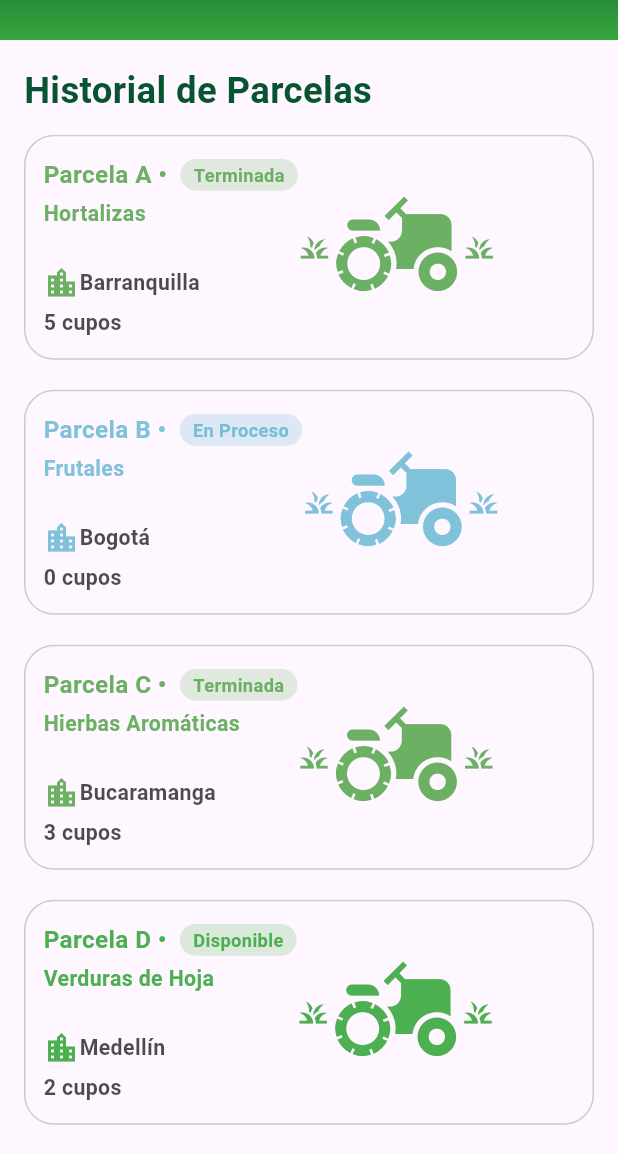
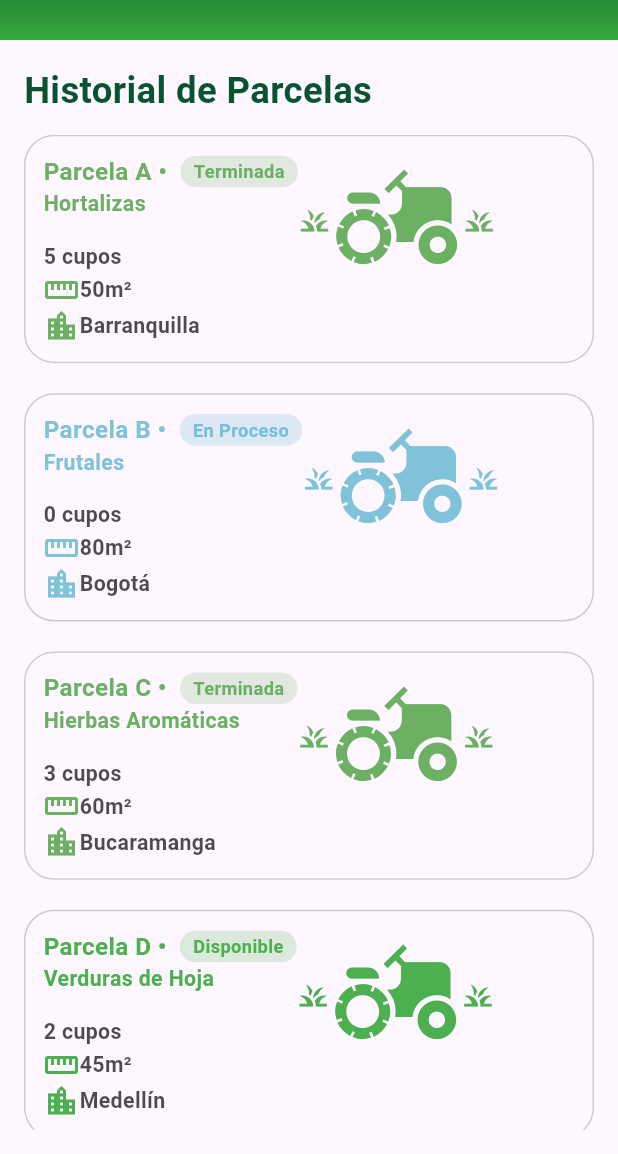
Before and after one commit to LudNieto/Huertix-Project, a Flutter app: the UserProfile screen opened by its route, after a tap on "Ver más parcelas", on a phone screen of 412 x 824 dp, the part 82-1236 px from its top. Run offline on Flutter 3.47's test engine with Material 3 defaults, Android fonts, the light colour scheme and no system bars; our stand-ins replace cloud_firestore, dartz, equatable, firebase_auth, firebase_core, flutter_screenutil and 2 more; accounts and stored records are empty; network calls fail.

Commit message:
termina diseño de parcelas y actividades

```diff
--- a/lib/common/widgets/horizontal_card.dart
+++ b/lib/common/widgets/horizontal_card.dart
@@ -1,5 +1,6 @@
 import 'package:flutter/material.dart';
 import 'package:flutter_screenutil/flutter_screenutil.dart';
+import 'package:huertix_project/features/auth/presentation/widgets/auth_text_form_field.dart';
 
 // Enum para manejar los estados
 enum StatusType { disponible, noDisponible, sinCupos, terminada, enProceso }
@@ -15,6 +16,8 @@ class HorizontalCard extends StatelessWidget {
   final StatusType state;
   final String location;
   final double fontSize;
+  final String? buttonText;
+  final VoidCallback? onPressed;
 
   const HorizontalCard({
     super.key,
@@ -28,6 +31,8 @@ class HorizontalCard extends StatelessWidget {
     required this.state,
     required this.location,
     this.fontSize = 16.2,
+    this.buttonText,
+    this.onPressed,
   });
 
   // Método para obtener el color del estado
@@ -128,6 +133,27 @@ class HorizontalCard extends StatelessWidget {
                   ),
                 ),
                 SizedBox(height: 15.h),
+                Text(
+                  '$cupos cupos',
+                  style: TextStyle(
+                    fontSize: 14.sp,
+                    color: Colors.black12.withOpacity(0.7),
+                    fontWeight: FontWeight.w600,
+                  ),
+                ),
+                Row(
+                  children: [
+                    Icon(Icons.straighten, color: estadoColor),
+                    Text(
+                      size,
+                      style: TextStyle(
+                        fontSize: 14.sp,
+                        color: Colors.black12.withOpacity(0.7),
+                        fontWeight: FontWeight.w600,
+                      ),
+                    ),
+                  ],
+                ),
                 Row(
                   children: [
                     Icon(Icons.location_city, color: estadoColor),
@@ -141,21 +167,21 @@ class HorizontalCard extends StatelessWidget {
                     ),
                   ],
                 ),
-
-                Text(
-                  '$cupos cupos',
-                  style: TextStyle(
-                    fontSize: 14.sp,
-                    color: Colors.black12.withOpacity(0.7),
-                    fontWeight: FontWeight.w600,
-                  ),
-                ),
               ],
             ),
             Column(
               crossAxisAlignment: CrossAxisAlignment.end,
-              mainAxisAlignment: MainAxisAlignment.center,
+              mainAxisAlignment: MainAxisAlignment.spaceBetween,
               children: [
+                if (buttonText != null && onPressed != null)
+                  IconButton(
+                    onPressed: onPressed,
+                    icon: Icon(
+                      Icons.add,
+                      color: primaryAuthColor.withOpacity(0.9),
+                    ),
+                    tooltip: buttonText,
+                  ),
                 Row(
                   children: [
                     Icon(Icons.grass, size: 20.w, color: estadoColor),
--- a/lib/common/widgets/scaffold_listview.dart
+++ b/lib/common/widgets/scaffold_listview.dart
@@ -7,12 +7,16 @@ class ScaffoldListView<T> extends StatelessWidget {
   final String title;
   final List<T> items;
   final Widget Function(BuildContext context, T item) itemBuilder;
+  final bool showFloatingBtn;
+  final VoidCallback? onFloatingBtnPressed;
 
   const ScaffoldListView({
     Key? key,
     required this.title,
     required this.items,
     required this.itemBuilder,
+    this.showFloatingBtn = false,
+    this.onFloatingBtnPressed,
   }) : super(key: key);
 
   @override
@@ -38,6 +42,14 @@ class ScaffoldListView<T> extends StatelessWidget {
           ],
         ),
       ),
+      floatingActionButton:
+          showFloatingBtn
+              ? FloatingActionButton(
+                backgroundColor: primaryAuthColor,
+                onPressed: onFloatingBtnPressed,
+                child: const Icon(Icons.add, color: Colors.white),
+              )
+              : null,
     );
   }
 }
--- a/lib/config/router/app_router.dart
+++ b/lib/config/router/app_router.dart
@@ -6,6 +6,7 @@ import 'package:huertix_project/features/auth/presentation/screens/login_screen.
 import 'package:huertix_project/features/auth/presentation/screens/register_screen.dart';
 import 'package:huertix_project/features/history/activity_history.dart';
 import 'package:huertix_project/features/history/fields_history.dart';
+import 'package:huertix_project/features/profile/presentation/screen/search_plots.dart';
 import 'package:huertix_project/features/profile/presentation/screen/user_profile_screen.dart';
 
 class AppRouter {
@@ -81,6 +82,13 @@ class AppRouter {
           return const ActivityHistory();
         },
       ),
+      GoRoute(
+        path: '/searchPlots',
+        name: 'searchPlots',
+        builder: (BuildContext contex, GoRouterState state) {
+          return const SearchPlots();
+        },
+      ),
     ],
   );
 }
--- a/lib/features/dashboard/presentation/screens/home_screen.dart
+++ b/lib/features/dashboard/presentation/screens/home_screen.dart
@@ -68,11 +68,11 @@ class HomeScreen extends StatelessWidget {
                 DashboardButton(
                   icon: Icons.search,
                   label: 'Explorar',
-                  onPressed: () => context.goNamed('login'),
+                  onPressed: () => context.goNamed('searchPlots'),
                 ),
                 DashboardButton(
                   icon: Icons.history_toggle_off_outlined,
-                  label: 'Historial\nde Actividades',
+                  label: 'Actividades',
                   onPressed: () => context.goNamed('actHistory'),
                 ),
               ],
--- a/lib/features/history/fields_history.dart
+++ b/lib/features/history/fields_history.dart
@@ -2,6 +2,7 @@ import 'package:flutter/material.dart';
 import 'package:flutter_screenutil/flutter_screenutil.dart';
 import 'package:huertix_project/common/widgets/custom_appbar.dart';
 import 'package:huertix_project/common/widgets/horizontal_card.dart';
+import 'package:huertix_project/common/widgets/scaffold_listview.dart';
 import 'package:huertix_project/features/auth/presentation/widgets/auth_text_form_field.dart';
 
 class FieldsHistory extends StatelessWidget {
@@ -55,25 +56,13 @@ class FieldsHistory extends StatelessWidget {
       },
     ];
 
-    return Scaffold(
-      appBar: CustomAppBar(),
-      body: Padding(
-        padding: const EdgeInsets.all(16.0),
-        child: Column(
-          crossAxisAlignment: CrossAxisAlignment.start,
-          children: [
-            Text('Historial de Parcelas', style: titleStyle),
-            SizedBox(height: 12.h),
-            Expanded(
-              child: ListView.separated(
-                itemCount: parcelas.length,
-                separatorBuilder:
-                    (context, index) => const SizedBox(height: 20),
-                itemBuilder: (context, index) {
-                  final parcela = parcelas[index];
+    return ScaffoldListView<Map<String, dynamic>>(
+      title: 'Historial de Parcelas',
+      items: parcelas,
+      itemBuilder: (context, parcela) {
         return HorizontalCard(
           width: size.width * 0.9,
-                    height: 150,
+          height: 150.h,
           name: parcela['name'],
           type: parcela['type'],
           cupos: parcela['cupos'],
@@ -82,11 +71,6 @@ class FieldsHistory extends StatelessWidget {
           location: parcela['location'],
         );
       },
-              ),
-            ),
-          ],
-        ),
-      ),
     );
   }
 }
```
Also changed, not shown: lib/features/auth/presentation/widgets/auth_text_form_field.dart (+6 -3 lines), lib/features/history/activity_history.dart (+130 -33 lines), lib/features/profile/presentation/screen/search_plots.dart (added, +232 -0 lines). Lines whose indentation alone changed are shown as unchanged.
